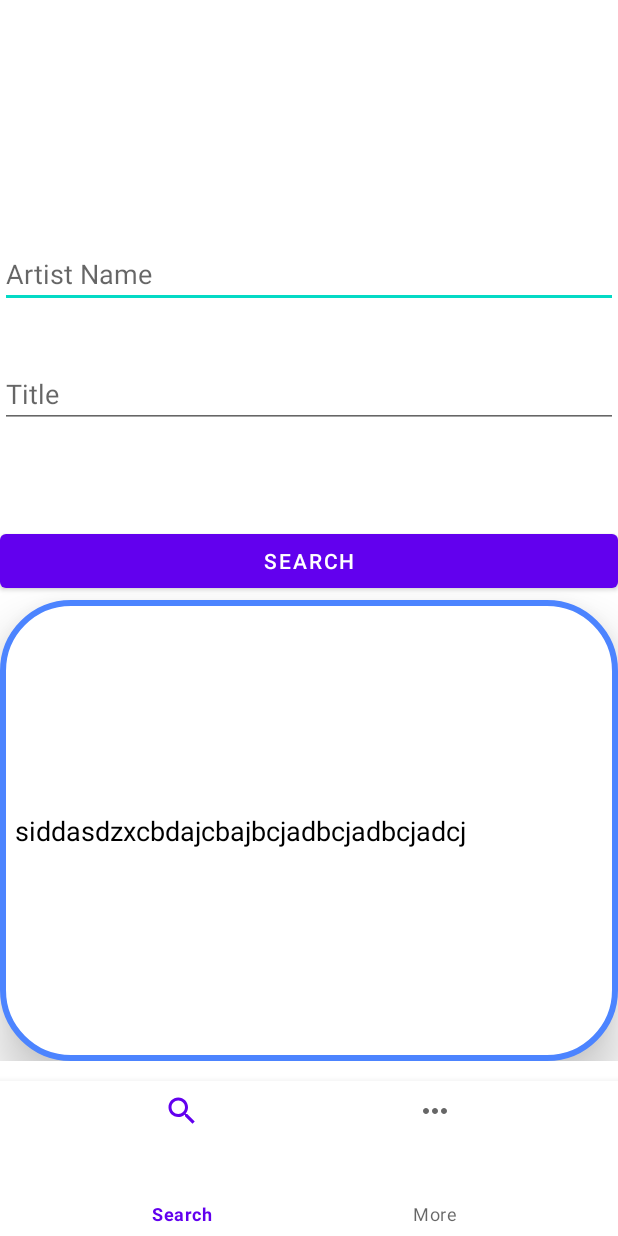
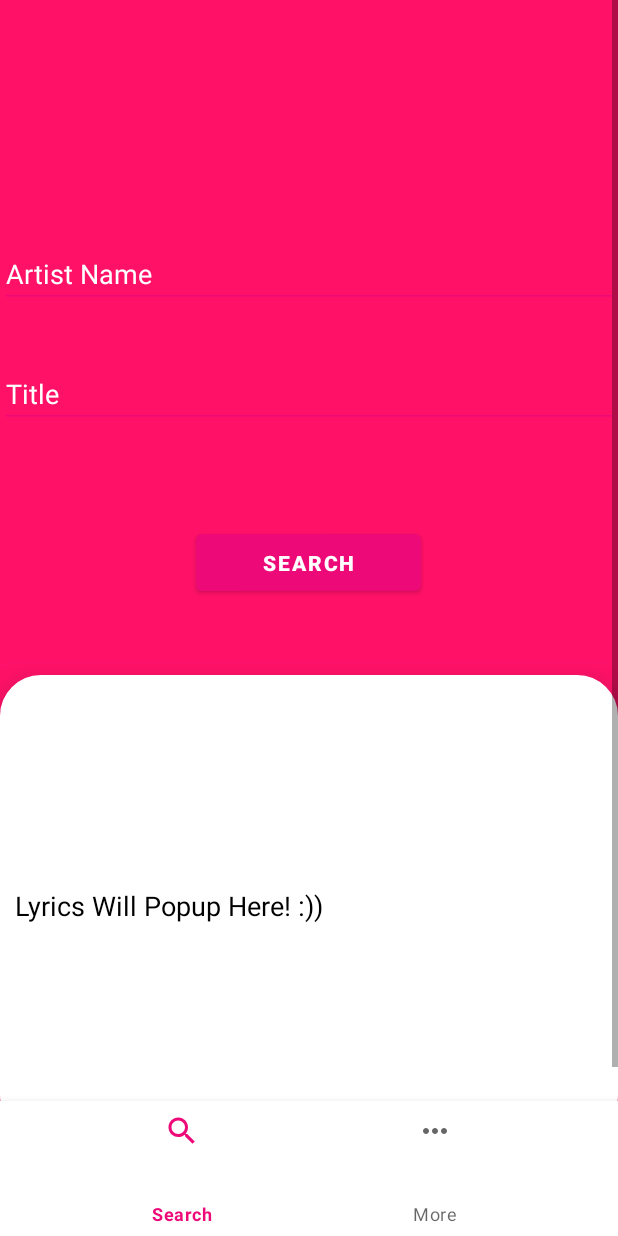
Before and after one commit to sidoncode/Lyrics-Searcher, an Android app: the Search screen opened directly, with no data from a screen before it, on a phone screen of 412 x 824 dp. Run offline under Robolectric (Android 15) with nearby library versions, the phone set to English and light mode, and no system bars; our stand-ins replace Volley.

Commit message:
commit #39

```diff
--- a/app/src/main/java/com/siddevlops/lyricssearcher/Search.java
+++ b/app/src/main/java/com/siddevlops/lyricssearcher/Search.java
@@ -7,6 +7,7 @@ import androidx.fragment.app.Fragment;
 
 import android.util.Log;
 import android.view.LayoutInflater;
+import android.view.MotionEvent;
 import android.view.View;
 import android.view.ViewGroup;
 import android.widget.Button;
@@ -78,7 +79,10 @@ public class Search extends Fragment {
     private Button btn_search;
     private EditText artist_et;
     private RequestQueue mQueue;
-    private TextView lyrics_cv;
+    private EditText lyrics_cv;
+
+
+    String s;
 
 
 
@@ -94,10 +98,7 @@ public class Search extends Fragment {
         mQueue = Volley.newRequestQueue(getActivity().getApplicationContext());
         //fetchPackages();
 
-
-
-        lyrics_cv.setText("siddasdzxcbdajcbajbcjadbcjadbcjadcj");
-
+        lyrics_cv.setVerticalScrollBarEnabled(true);
 
 
 
@@ -107,6 +108,22 @@ public class Search extends Fragment {
                 jsonParse();
             }
         });
+
+        lyrics_cv.setOnTouchListener(new View.OnTouchListener() {
+            @Override
+            public boolean onTouch(View v, MotionEvent event) {
+                if (v.getId() == R.id.lyrics_cv) {
+                    v.getParent().requestDisallowInterceptTouchEvent(true);
+                    switch (event.getAction() & MotionEvent.ACTION_MASK) {
+                        case MotionEvent.ACTION_UP:
+                            v.getParent().requestDisallowInterceptTouchEvent(false);
+                            break;
+                    }
+                }
+                return false;
+            }
+        });
+
 
         return v;
 
@@ -119,9 +136,10 @@ public class Search extends Fragment {
                     @Override
                     public void onResponse(JSONObject response) {
                         try {
-                            String s = response.optString("lyrics");
+                            s = response.optString("lyrics");
                             //String a = response.getString("lyrics");
-                            Toast.makeText(getActivity(),"->" + s,Toast.LENGTH_SHORT).show();
+                            //Toast.makeText(getActivity(),"->" + s,Toast.LENGTH_SHORT).show();
+                            lyrics_cv.setText(s);
 
                             Log.i("s",s);
                         } catch (Exception e) {
--- a/app/src/main/res/drawable/textviewbg.xml
+++ b/app/src/main/res/drawable/textviewbg.xml
@@ -1,12 +1,12 @@
 <shape xmlns:android="http://schemas.android.com/apk/res/android">
     <stroke
         android:width="4dp"
-        android:color="@color/gradient_start_color"/>
+        android:color="@color/white"/>
 
     <solid android:color="#ffff" />
 
     <corners
-        android:radius="45dp" />
+        android:radius="25dp" />
 
 
 </shape>
--- a/app/src/main/res/layout/activity_main.xml
+++ b/app/src/main/res/layout/activity_main.xml
@@ -21,7 +21,7 @@
     <com.google.android.material.bottomnavigation.BottomNavigationView
         android:id="@+id/bottomNavigationView"
         android:layout_width="match_parent"
-        android:layout_height="103dp"
+        android:layout_height="90dp"
         app:layout_constraintBottom_toBottomOf="parent"
         app:layout_constraintEnd_toEndOf="parent"
         app:layout_constraintStart_toStartOf="parent"
--- a/app/src/main/res/layout/fragment_search.xml
+++ b/app/src/main/res/layout/fragment_search.xml
@@ -4,7 +4,8 @@
     android:layout_width="match_parent"
     android:layout_height="match_parent"
     xmlns:app="http://schemas.android.com/apk/res-auto"
-    tools:context=".Search">
+    tools:context=".Search"
+    android:background="@color/bgcolor">
 
     <!-- TODO: Update blank fragment layout -->
 
@@ -16,6 +17,9 @@
             android:layout_width="wrap_content"
             android:layout_height="wrap_content"
             android:orientation="vertical">
+
+
+
                 <EditText
                     android:layout_marginTop="160dp"
                     android:paddingTop="10dp"
@@ -23,9 +27,13 @@
                     android:layout_width="match_parent"
                     android:layout_height="wrap_content"
                     android:ems="10"
-        android:inputType="textPersonName"
+                    android:inputType="textMultiLine"
                     android:hint="Artist Name"
-        android:textColor="@color/black"/>
+                    android:textColorHint="@color/white"
+                    android:textColor="@color/white"
+                    android:backgroundTint="@color/inappcolor"
+                    android:focusableInTouchMode="false"/>
+
 
     <EditText
         android:layout_marginTop="230dp"
@@ -33,33 +41,41 @@
         android:id="@+id/song_et"
         android:layout_width="match_parent"
         android:layout_height="wrap_content"
-        android:textColor="@color/black"
+        android:textColor="@color/white"
         android:ems="10"
         android:inputType="textPersonName"
-        android:hint="Title" />
+        android:textColorHint="@color/white"
+        android:hint="Title"
+        android:backgroundTint="@color/inappcolor"
+        android:focusableInTouchMode="false"/>
 
 
     <Button
         android:id="@+id/btn_search"
+        android:layout_marginTop="350dp"
+        android:layout_width="150dp"
+        android:layout_height="50dp"
+        android:layout_centerHorizontal="true"
         android:text="Search"
-        android:layout_marginTop="350dp"
-        android:layout_width="match_parent"
-        android:layout_height="wrap_content" />
+        android:textColor="@color/white"
+        android:textStyle="bold" />
 
             <EditText
                 android:id="@+id/lyrics_cv"
                 android:layout_width="match_parent"
                 android:layout_height="307dp"
-                android:layout_gravity="center_horizontal"
-                android:layout_marginTop="400dp"
+                android:layout_marginTop="450dp"
                 android:background="@drawable/textviewbg"
+                android:elevation="20dp"
                 android:inputType="textMultiLine"
                 android:paddingLeft="10dp"
                 android:paddingRight="10dp"
-                android:text="ss"
+                android:text="Lyrics Will Popup Here! :))"
                 android:textColor="@color/black"
-                android:elevation="20dp"
-                android:shadowColor="@color/black" />
+                android:focusableInTouchMode="false"/>
+
         </RelativeLayout>
+
     </ScrollView>
+
 </RelativeLayout>
--- a/app/src/main/res/layout/splash.xml
+++ b/app/src/main/res/layout/splash.xml
@@ -6,6 +6,7 @@
     android:layout_width="match_parent"
     android:layout_height="match_parent"
     tools:context=".appintro.Splash">
+
 
     <ImageView
         android:id="@+id/logo"
@@ -16,7 +17,9 @@
         app:layout_constraintEnd_toEndOf="parent"
         app:layout_constraintStart_toStartOf="parent"
         app:layout_constraintTop_toTopOf="parent"
-        app:layout_constraintVertical_bias="0.341" />
+        app:layout_constraintVertical_bias="0.341"
+        android:layout_gravity="center"
+        />
 
     <ProgressBar
         android:id="@+id/progressBar"
@@ -26,6 +29,7 @@
         app:layout_constraintBottom_toBottomOf="parent"
         app:layout_constraintEnd_toEndOf="parent"
         app:layout_constraintStart_toStartOf="parent"
-        app:layout_constraintTop_toBottomOf="@+id/logo" />
+        app:layout_constraintTop_toBottomOf="@+id/logo"
+        android:layout_gravity="center"/>
 
 </androidx.constraintlayout.widget.ConstraintLayout>
--- a/app/src/main/res/values/colors.xml
+++ b/app/src/main/res/values/colors.xml
@@ -15,4 +15,7 @@
     <color name="tab_indicator_gray">#c0c0c0</color>
     <color name="intro_title_color">#000000</color>
     <color name="intro_description_color">#656565</color>
+
+    <color name="inappcolor">#EE0979</color>
+    <color name="bgcolor">#FF1168</color>
 </resources>
--- a/app/src/main/res/values/themes.xml
+++ b/app/src/main/res/values/themes.xml
@@ -3,8 +3,8 @@
 
     <style name="Theme.LyricsSearcher" parent="Theme.MaterialComponents.Light">
         <!-- Primary brand color. -->
-        <item name="colorPrimary">@color/purple_500</item>
-        <item name="colorPrimaryVariant">@color/purple_700</item>
+        <item name="colorPrimary">@color/inappcolor</item>
+        <item name="colorPrimaryVariant">@color/bgcolor</item>
         <item name="colorOnPrimary">@color/white</item>
 
         <!-- Secondary brand color. -->
```
Lines whose indentation alone changed are shown as unchanged.
